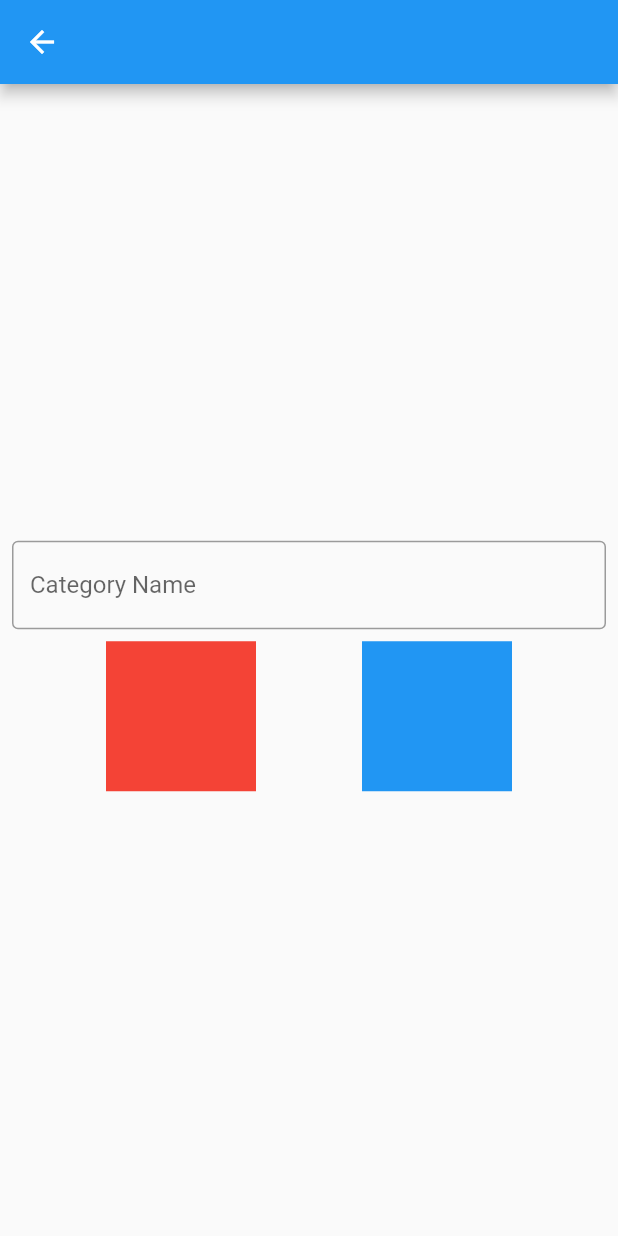
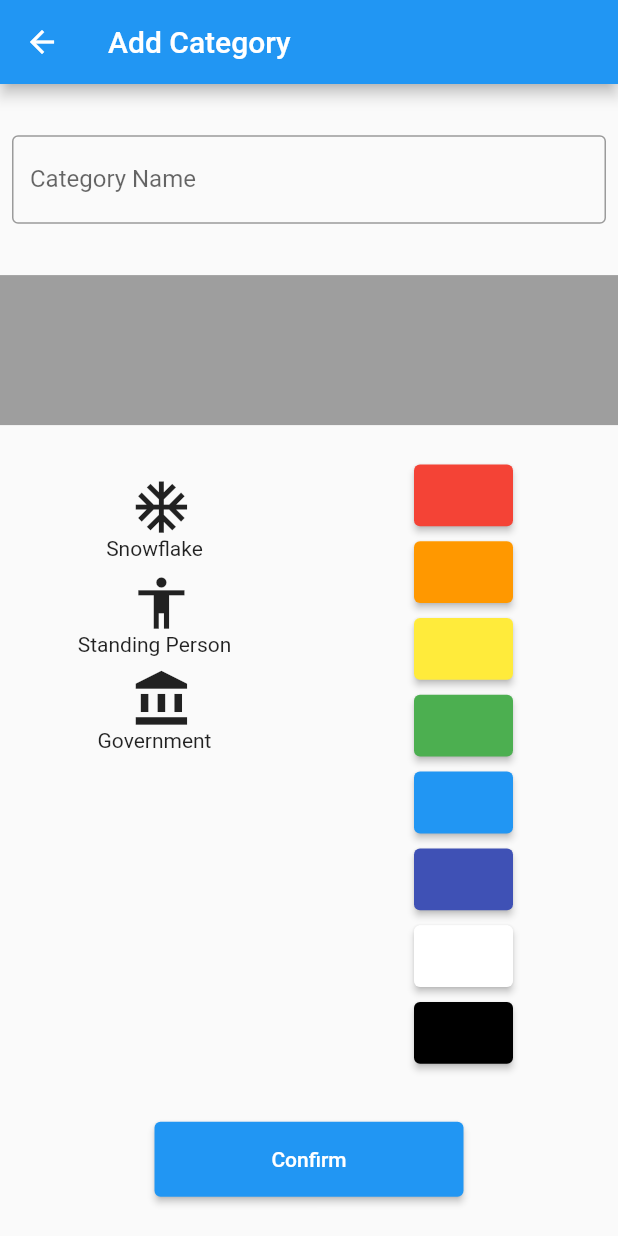
Before and after one commit to a-a-ronli/soberguardian, a Flutter app: the AddCategoryScreen screen opened directly, on a phone screen of 412 x 824 dp. Run offline on Flutter 3.47's test engine with Material 2 defaults, Android fonts, the phone set to English and light mode, and no system bars; our stand-ins replace auto_size_text, firebase_auth, firebase_core, firebase_database, google_fonts, location and 1 more; accounts and stored records are empty.

Commit message:
Added Add Category Screen Features

```diff
--- a/soberguardianflutter/lib/add_category.dart
+++ b/soberguardianflutter/lib/add_category.dart
@@ -1,4 +1,6 @@
 import 'package:flutter/material.dart';
+import 'package:soberguardian/icons.dart';
+import 'package:soberguardian/colors.dart';
 
 class AddCategoryScreen extends StatefulWidget {
   const AddCategoryScreen({super.key});
@@ -25,9 +27,11 @@ class _AddCategoryScreenState extends State<AddCategoryScreen> {
     @override
     Widget build(BuildContext context) {
         return Scaffold(
-            appBar: AppBar(),
+            appBar: AppBar(
+                title: Text("Add Category"),
+            ),
             body: Column(
-                mainAxisAlignment: MainAxisAlignment.center,
+                mainAxisAlignment: MainAxisAlignment.spaceEvenly,
                 children: [
                     Padding(
                       padding: const EdgeInsets.all(8.0),
@@ -41,25 +45,75 @@ class _AddCategoryScreenState extends State<AddCategoryScreen> {
                           ),
                       ),
                     ),
+                    Container(
+                        width: MediaQuery.of(context).size.width,
+                        height: 100,
+                        color: Colors.grey,
+                        child: Row(children: [],)
+                    ),
                     Row(
                         mainAxisAlignment: MainAxisAlignment.spaceEvenly,
                         children: [
                             // Expanded(child: SizedBox(child: ListView())),
                             // Expanded(child: SizedBox(child: ListView()))
                             Container(
-                                width: 100,
-                                height: 100,
-                                color: Colors.red,
-
+                                width: MediaQuery.sizeOf(context).width / 2,
+                                height: MediaQuery.sizeOf(context).height / 2,
+                                // color: Colors.red,
+                                child: ListView(
+                                    padding: EdgeInsets.zero,
+                                    shrinkWrap: true,
+                                    scrollDirection: Axis.vertical,
+                                    children: supportedIcons.map((pair) =>
+                                        Column(
+                                          children: [
+                                            IconButton(
+                                                tooltip: pair.first,
+                                                onPressed: () {
+                                                    print(pair.first);
+                                                },
+                                                icon: Icon(pair.last, size: MediaQuery.sizeOf(context).width / 10,)),
+                                            Text(pair.first),
+                                          ],
+                                        )).toList(),
+                                )
                             ),
                             Container(
-                                width: 100,
-                                height: 100,
-                                color: Colors.blue,
+                                width: MediaQuery.of(context).size.width / 2,
+                                height: MediaQuery.of(context).size.height / 2,
+                                // color: Colors.blue,
+                                child: ListView.separated(
+                                    padding: EdgeInsets.fromLTRB(70, 0, 70, 0),
+                                    itemCount: supportedColors.length,
+                                    shrinkWrap: true,
+                                    scrollDirection: Axis.vertical,
+                                    itemBuilder: (context, index) {
+                                        Color color = supportedColors[index];
+                                        return SizedBox(
+                                            width: MediaQuery.of(context).size.width / 10,
+                                            height: MediaQuery.of(context).size.width / 10,
+                                            // decoration: BoxDecoration(
+                                            // color: color,
+                                            // shape: BoxShape.circle,
+                                            // ),
+                                          child: ElevatedButton(onPressed: () {}, child: Text(""), style: ElevatedButton.styleFrom(
+                                              backgroundColor: color
+                                          )),
+                                        );
+                                    },
+                                    separatorBuilder: (context, index) {
+                                        return SizedBox(height:10);
+                                    },
+                                    ),
+                                ),
 
-                            )
                         ],
-                    )
+                    ),
+                    SizedBox(
+                        child: ElevatedButton(onPressed: () {}, child: Text("Confirm")),
+                        width: MediaQuery.sizeOf(context).width / 2,
+                        height: 50,
+                    ),
                 ],
             )
         );
--- /dev/null
+++ b/soberguardianflutter/lib/colors.dart
@@ -0,0 +1,12 @@
+import 'package:flutter/material.dart';
+
+List<Color> supportedColors = [
+    const Color.fromARGB(255, 244, 67, 54),
+    const Color.fromARGB(255, 255, 152, 0),
+    const Color.fromARGB(255, 255, 235, 59),
+    const Color.fromARGB(255, 76, 175, 80),
+    const Color.fromARGB(255, 33, 150, 243),
+    const Color.fromARGB(255, 63, 81, 181),
+    const Color.fromARGB(255, 255, 255, 255),
+    const Color.fromARGB(255, 0, 0, 0)
+];
--- /dev/null
+++ b/soberguardianflutter/lib/icons.dart
@@ -0,0 +1,20 @@
+import 'package:flutter/material.dart';
+
+class Pair<String, IconData> {
+    String first;
+    IconData last;
+
+    Pair(this.first, this.last);
+}
+
+List<Pair<String, IconData>> supportedIcons = [
+    Pair("Snowflake", const IconData(0xe037, fontFamily: 'MaterialIcons')), // ac_unit constant
+    Pair("Standing Person", const IconData(0xe03c, fontFamily: 'MaterialIcons')), // accessibility constant
+    Pair("Government", const IconData(0xe040, fontFamily: 'MaterialIcons')), // account_balance constant
+];
+
+// Map<String, IconData> supportedIcons1 = {
+//     "Snowflake" : const IconData(0xe037, fontFamily: 'MaterialIcons'), // ac_unit constant
+//     "Standing Person" : const IconData(0xe03c, fontFamily: 'MaterialIcons'), // accessibility constant
+//     "Government" : const IconData(0xe040, fontFamily: 'MaterialIcons'), // account_balance constant
+// }
```
